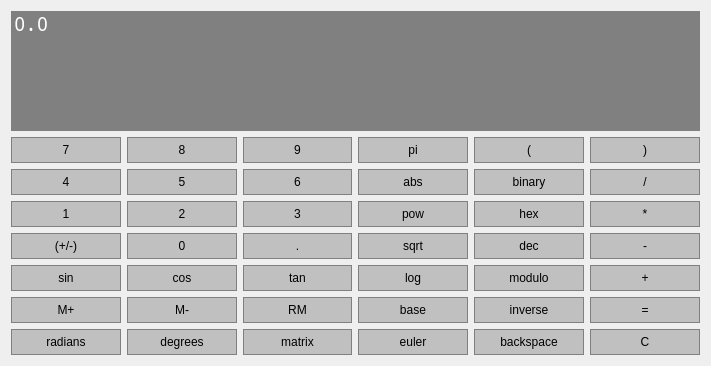
nyck33/qt_exprtk_calculator, file calculator.ui: the form before one commit.
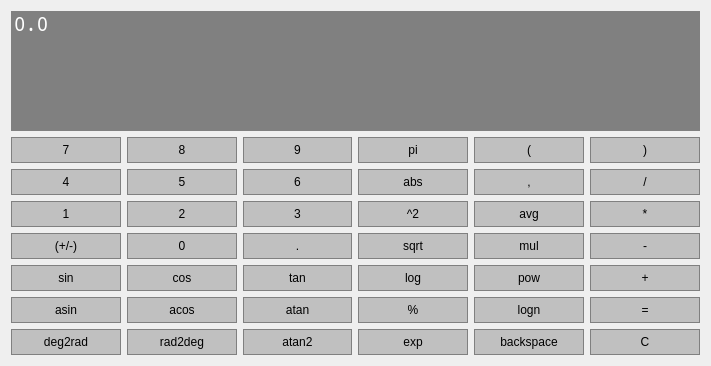
The form after the commit.

```diff
--- a/calculator.ui
+++ b/calculator.ui
@@ -150,7 +150,7 @@
     </widget>
    </item>
    <item row="3" column="3">
-    <widget class="QPushButton" name="ButtonPow">
+    <widget class="QPushButton" name="ButtonSquare">
      <property name="sizePolicy">
       <sizepolicy hsizetype="Preferred" vsizetype="Preferred">
        <horstretch>0</horstretch>
@@ -172,7 +172,7 @@
 }</string>
      </property>
      <property name="text">
-      <string>pow</string>
+      <string>^2</string>
      </property>
     </widget>
    </item>
@@ -253,7 +253,7 @@
 }</string>
      </property>
      <property name="text">
-      <string>M-</string>
+      <string>acos</string>
      </property>
     </widget>
    </item>
@@ -409,7 +409,7 @@
 }</string>
      </property>
      <property name="text">
-      <string>inverse</string>
+      <string>logn</string>
      </property>
     </widget>
    </item>
@@ -505,7 +505,7 @@
 }</string>
      </property>
      <property name="text">
-      <string>RM</string>
+      <string>atan</string>
      </property>
     </widget>
    </item>
@@ -531,7 +531,7 @@
     </widget>
    </item>
    <item row="5" column="4">
-    <widget class="QPushButton" name="ButtonMod">
+    <widget class="QPushButton" name="ButtonPow">
      <property name="styleSheet">
       <string notr="true">QPushButton{
 	background-color: #C0C0C0;
@@ -547,7 +547,7 @@
 }</string>
      </property>
      <property name="text">
-      <string>modulo</string>
+      <string>pow</string>
      </property>
     </widget>
    </item>
@@ -568,7 +568,7 @@
 }</string>
      </property>
      <property name="text">
-      <string>degrees</string>
+      <string>rad2deg</string>
      </property>
     </widget>
    </item>
@@ -589,7 +589,7 @@
 }</string>
      </property>
      <property name="text">
-      <string>radians</string>
+      <string>deg2rad</string>
      </property>
     </widget>
    </item>
@@ -652,7 +652,7 @@
 }</string>
      </property>
      <property name="text">
-      <string>dec</string>
+      <string>mul</string>
      </property>
     </widget>
    </item>
@@ -673,7 +673,7 @@
 }</string>
      </property>
      <property name="text">
-      <string>matrix</string>
+      <string>atan2</string>
      </property>
     </widget>
    </item>
@@ -694,7 +694,7 @@
 }</string>
      </property>
      <property name="text">
-      <string>hex</string>
+      <string>avg</string>
      </property>
     </widget>
    </item>
@@ -736,7 +736,7 @@
 }</string>
      </property>
      <property name="text">
-      <string>euler</string>
+      <string>exp</string>
      </property>
     </widget>
    </item>
@@ -757,7 +757,7 @@
 }</string>
      </property>
      <property name="text">
-      <string>binary</string>
+      <string>,</string>
      </property>
     </widget>
    </item>
@@ -946,7 +946,7 @@
 }</string>
      </property>
      <property name="text">
-      <string>base</string>
+      <string>%</string>
      </property>
     </widget>
    </item>
@@ -973,7 +973,7 @@
 }</string>
      </property>
      <property name="text">
-      <string>M+</string>
+      <string>asin</string>
      </property>
     </widget>
    </item>
```
Left out of the diff: 24 changed lines with no effect on the pictures.
